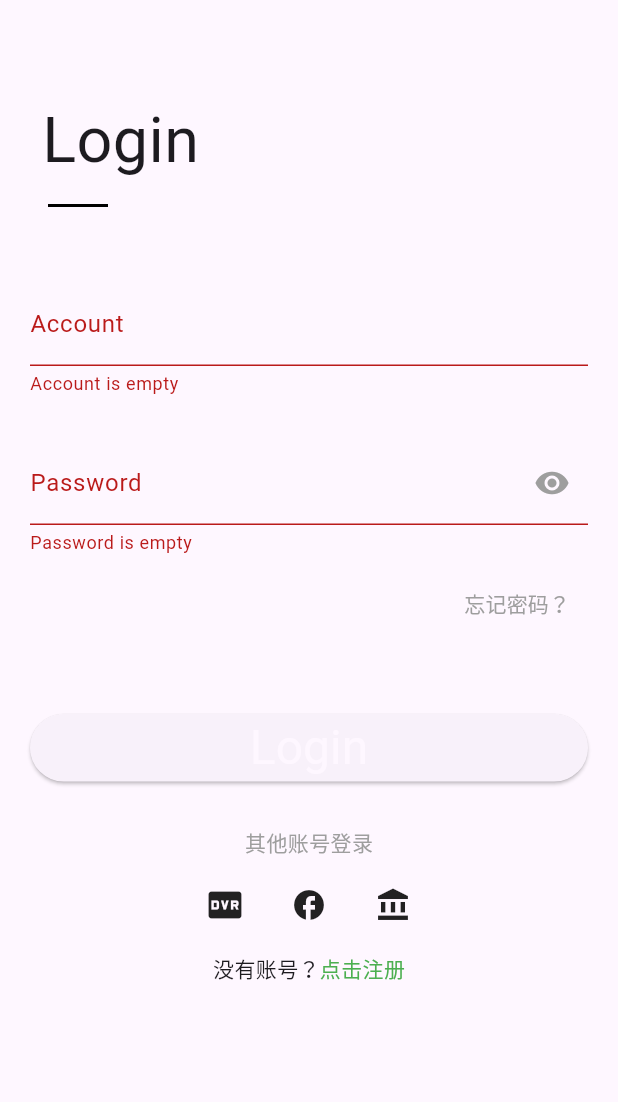
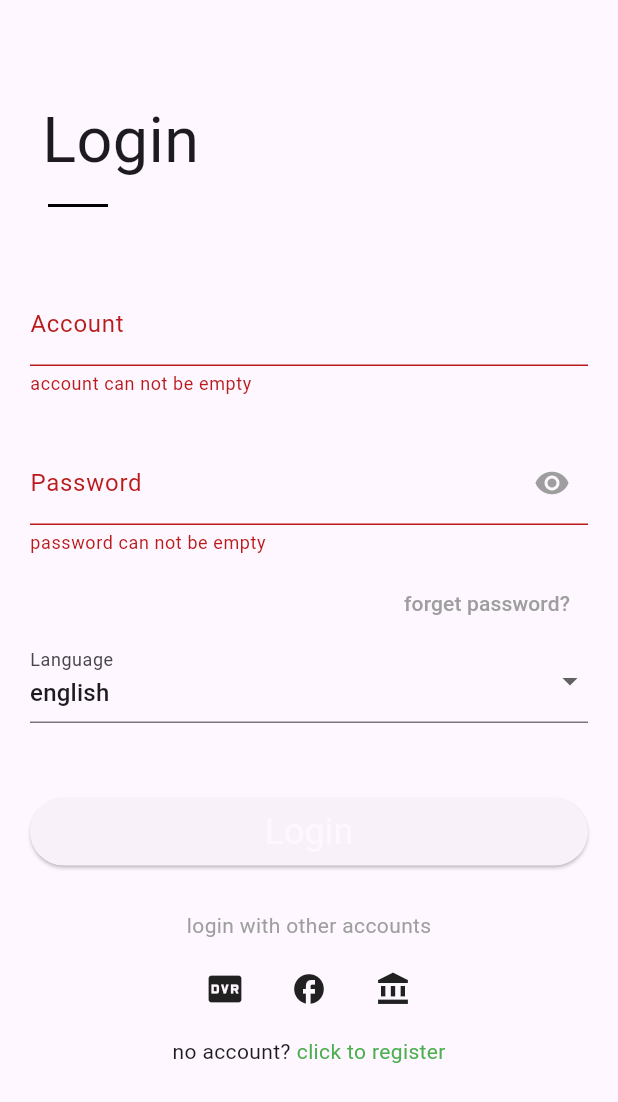
Before and after one commit to qianshipoi/QianShiChat.Client.Flutter, a Flutter app: the screen it shows after launch, after a tap on "Login", on a phone screen of 412 x 824 dp. Shown: the top 1102 px of the screen. Run offline on Flutter 3.47's test engine with Material 2 defaults, Android fonts, the phone set to English and light mode, and no system bars; our stand-ins replace connectivity_plus, dio, get, logger, photo_view, shared_preferences and 1 more; missing offline and left inert: signalr_netcore; accounts and stored records are empty.

Commit message:
feat: locale

```diff
--- a/lib/constants.dart
+++ b/lib/constants.dart
@@ -10,4 +10,5 @@ class ApiContants {
   static const apiBaseUrl = "${baseUrl}api/";
   static const signalrBaseUrl = "${baseUrl}Hubs/Chat";
   static String clientType = "flutter_${Platform.operatingSystem}";
+  static const accessTokenHeaderKey = "x-access-token";
 }
--- a/lib/locale/globalization.dart
+++ b/lib/locale/globalization.dart
@@ -1,3 +1,23 @@
 class Globalization {
+  static const String language = "language";
   static const String english = "english";
+  static const String otherAccountLogin = "otherAccountLogin";
+  static const String account = "account";
+  static const String password = "password";
+  static const String forgetPassword = "forgetPassword";
+  static const String login = "login";
+  static const String register = "register";
+  static const String noAccount = "noAccount";
+  static const String clickToRegister = "clickToRegister";
+
+  static const String accountCanNotBeEmpty = "accountCanNotBeEmpty";
+  static const String accountIsTooShort = "accountIsTooShort";
+  static const String passwordCanNotBeEmpty = "passwordCanNotBeEmpty";
+
+  static const String actionCancel = "actionCancel";
+
+  static const String error = "error";
+  static const String errorNetwork = "errorNetwork";
+  static const String errorAccountNoExistsOrIncorrectPassword =
+      "errorAccountNoExistsOrIncorrectPassword";
 }
--- a/lib/locale/locale_message.dart
+++ b/lib/locale/locale_message.dart
@@ -5,10 +5,43 @@ class LocaleMessage extends Translations {
   @override
   Map<String, Map<String, String>> get keys => {
         "en_US": {
+          Globalization.language: "Language",
           Globalization.english: "english",
+          Globalization.otherAccountLogin: "login with other accounts",
+          Globalization.account: "Account",
+          Globalization.login: "Login",
+          Globalization.forgetPassword: "forget password?",
+          Globalization.noAccount: "no account?",
+          Globalization.clickToRegister: "click to register",
+          Globalization.register: "Register",
+          Globalization.password: "Password",
+          Globalization.errorNetwork: "network error",
+          Globalization.errorAccountNoExistsOrIncorrectPassword:
+              "account not exists or incoreect password",
+          Globalization.accountCanNotBeEmpty: "account can not be empty",
+          Globalization.accountIsTooShort: "account is too short",
+          Globalization.passwordCanNotBeEmpty: "password can not be empty",
+          Globalization.actionCancel: "cancel",
+          Globalization.error: "Error",
         },
         "zh_CN": {
+          Globalization.language: "语言",
           Globalization.english: "英语",
+          Globalization.otherAccountLogin: "其他账号登录",
+          Globalization.account: "账号",
+          Globalization.login: "登录",
+          Globalization.forgetPassword: "忘记密码？",
+          Globalization.noAccount: "没有账号？",
+          Globalization.clickToRegister: "点击注册",
+          Globalization.register: "注册",
+          Globalization.password: "密码",
+          Globalization.errorNetwork: "网络异常",
+          Globalization.errorAccountNoExistsOrIncorrectPassword: "账号或密码错误",
+          Globalization.accountCanNotBeEmpty: "账号不能为空",
+          Globalization.accountIsTooShort: "账号太短",
+          Globalization.passwordCanNotBeEmpty: "密码不能为空",
+          Globalization.actionCancel: "取消",
+          Globalization.error: "错误",
         },
       };
 }
--- a/lib/main.dart
+++ b/lib/main.dart
@@ -106,7 +106,7 @@ class MyApp extends StatelessWidget {
         "/settings": (context) => const SettingsPage(),
       },
       translations: LocaleMessage(),
-      locale: const Locale('zh', 'CN'),
+      locale: Get.deviceLocale,
       fallbackLocale: const Locale('en', 'US'),
       theme: ThemeData(
         colorScheme: ColorScheme.fromSeed(seedColor: Colors.deepPurple),
--- a/lib/pages/login_page.dart
+++ b/lib/pages/login_page.dart
@@ -1,14 +1,14 @@
-import 'dart:convert';
-import 'dart:typed_data';
-
-import 'package:crypto/crypto.dart';
 import 'package:flutter/material.dart';
 import 'package:get/get.dart';
+
+import 'package:qianshi_chat/constants.dart';
+import 'package:qianshi_chat/locale/globalization.dart';
 import 'package:qianshi_chat/main.dart';
 import 'package:qianshi_chat/models/userinfo.dart';
 import 'package:qianshi_chat/pages/home_page.dart';
 import 'package:qianshi_chat/pages/register_page.dart';
 import 'package:qianshi_chat/providers/auth_provider.dart';
+import 'package:qianshi_chat/stores/index_controller.dart';
 
 class LoginPage extends StatefulWidget {
   const LoginPage({super.key});
@@ -37,6 +37,7 @@ class _LoginPageState extends State<LoginPage> {
       'icon': Icons.account_balance,
     }
   ];
+  final _indexController = Get.find<IndexController>();
 
   @override
   Widget build(BuildContext context) {
@@ -57,6 +58,7 @@ class _LoginPageState extends State<LoginPage> {
                 const SizedBox(height: 30),
                 buildPasswordTextField(context),
                 buildForgetPasswordText(context),
+                buildLanguageSelect(context),
                 const SizedBox(height: 50),
                 buildLoginButton(context),
                 const SizedBox(height: 30),
@@ -68,11 +70,11 @@ class _LoginPageState extends State<LoginPage> {
   }
 
   Widget buildTitle() {
-    return const Padding(
-      padding: EdgeInsets.all(8.0),
+    return Padding(
+      padding: const EdgeInsets.all(8.0),
       child: Text(
-        'Login',
-        style: TextStyle(fontSize: 42),
+        Globalization.login.tr,
+        style: const TextStyle(fontSize: 42),
       ),
     );
   }
@@ -93,13 +95,13 @@ class _LoginPageState extends State<LoginPage> {
 
   Widget buildAccountTextField() {
     return TextFormField(
-      decoration: const InputDecoration(labelText: 'Account'),
+      decoration: InputDecoration(labelText: Globalization.account.tr),
       validator: (v) {
         if (v!.trim().isEmpty) {
-          return 'Account is empty';
+          return Globalization.accountCanNotBeEmpty.tr;
         }
         if (v.length < 3) {
-          return 'Account is too short';
+          return Globalization.accountIsTooShort.tr;
         }
         return null;
       },
@@ -113,12 +115,12 @@ class _LoginPageState extends State<LoginPage> {
       onSaved: (v) => _password = v!,
       validator: (value) {
         if (value!.isEmpty) {
-          return 'Password is empty';
+          return Globalization.passwordCanNotBeEmpty.tr;
         }
         return null;
       },
       decoration: InputDecoration(
-          labelText: 'Password',
+          labelText: Globalization.password.tr,
           suffixIcon: IconButton(
               onPressed: () {
                 setState(() {
@@ -141,12 +143,10 @@ class _LoginPageState extends State<LoginPage> {
       child: Align(
         alignment: Alignment.centerRight,
         child: TextButton(
-          onPressed: () {
-            logger.i('忘记密码');
-          },
-          child: const Text(
-            '忘记密码？',
-            style: TextStyle(fontSize: 14, color: Colors.grey),
+          onPressed: () {},
+          child: Text(
+            Globalization.forgetPassword.tr,
+            style: const TextStyle(fontSize: 14, color: Colors.grey),
           ),
         ),
       ),
@@ -158,15 +158,9 @@ class _LoginPageState extends State<LoginPage> {
       height: 45,
       width: 270,
       child: ElevatedButton(
-        style: ButtonStyle(
-          // 设置圆角
-          shape: MaterialStateProperty.all(
-              const StadiumBorder(side: BorderSide(style: BorderStyle.none))),
-        ),
-        child: Text('Login',
-            style: Theme.of(context).primaryTextTheme.headlineLarge),
+        child: Text(Globalization.login.tr,
+            style: Theme.of(context).primaryTextTheme.headlineSmall),
         onPressed: () {
-          // 表单校验通过才会继续执行
           if ((_formKey.currentState as FormState).validate()) {
             (_formKey.currentState as FormState).save();
             _doLogin(context);
@@ -177,9 +171,9 @@ class _LoginPageState extends State<LoginPage> {
   }
 
   Widget buildOtherLoginText() {
-    return const Center(
-        child:
-            Text("其他账号登录", style: TextStyle(color: Colors.grey, fontSize: 14)));
+    return Center(
+        child: Text(Globalization.otherAccountLogin.tr,
+            style: const TextStyle(color: Colors.grey, fontSize: 14)));
   }
 
   Widget buildOtherMethod(BuildContext context) {
@@ -191,9 +185,10 @@ class _LoginPageState extends State<LoginPage> {
                     onPressed: () {
                       ScaffoldMessenger.of(context).showSnackBar(
                         SnackBar(
-                            content: Text('${item['title']}登录'),
+                            content:
+                                Text(item['title'] + Globalization.login.tr),
                             action: SnackBarAction(
-                              label: '取消',
+                              label: Globalization.actionCancel.tr,
                               onPressed: () {},
                             )),
                       );
@@ -211,11 +206,14 @@ class _LoginPageState extends State<LoginPage> {
     return Row(
       mainAxisAlignment: MainAxisAlignment.center,
       children: [
-        const Text('没有账号？'),
+        Text(Globalization.noAccount.tr),
+        const SizedBox(
+          width: 4,
+        ),
         GestureDetector(
-          child: const Text(
-            '点击注册',
-            style: TextStyle(color: Colors.green),
+          child: Text(
+            Globalization.clickToRegister.tr,
+            style: const TextStyle(color: Colors.green),
           ),
           onTap: () {
             Get.to(() => const RegisterPage());
@@ -229,28 +227,39 @@ class _LoginPageState extends State<LoginPage> {
     try {
       var response = await _authProvider.login(_account, _password);
       if (!response.isOk) {
-        Get.snackbar("Error", "账号或密码错误", backgroundColor: Colors.white);
-        return;
+        throw ErrorDescription(response.toString());
       }
       var result = response.body!;
       if (!result.succeeded) {
-        Get.snackbar("Error", "账号或密码错误", backgroundColor: Colors.white);
-        return;
+        throw ErrorDescription(response.toString());
       }
-      var token = response.headers!['x-access-token']!;
+      var token = response.headers![ApiContants.accessTokenHeaderKey]!;
       var user = UserInfo.fromMap(result.data);
       initLoginInfo(token, user);
       Get.off(() => const HomePage());
     } catch (e) {
       logger.e(e);
-      Get.snackbar("Error", "账号或密码错误", backgroundColor: Colors.white);
+      Get.snackbar(Globalization.error.tr,
+          Globalization.errorAccountNoExistsOrIncorrectPassword.tr,
+          backgroundColor: Theme.of(context).primaryColor);
     }
   }
 
-  ///使用md5加密
-  String generateMD5(String data) {
-    Uint8List content = const Utf8Encoder().convert(data);
-    Digest digest = md5.convert(content);
-    return digest.toString();
+  Widget buildLanguageSelect(BuildContext context) {
+    return DropdownButtonFormField<Language>(
+        decoration: InputDecoration(
+          labelText: Globalization.language.tr,
+        ),
+        value: _indexController.currentLanguage.value,
+        items: _indexController.languages
+            .map((e) => DropdownMenuItem<Language>(
+                  value: e,
+                  child: Text(e.displayName),
+                ))
+            .toList(),
+        onChanged: (val) {
+          if (val == null) return;
+          _indexController.currentLanguage.value = val;
+        });
   }
 }
--- a/lib/stores/chat_hub_controller.dart
+++ b/lib/stores/chat_hub_controller.dart
@@ -48,12 +48,14 @@ class ChatHubController extends GetxController {
   }
 
   Future<void> start() async {
+    if (isConnection.value) return;
     await _hubConnection.start();
     isConnection.value = true;
     logger.i("signalr连接成功");
   }
 
   Future<void> stop() async {
+    if (!isConnection.value) return;
     await _hubConnection.stop();
     isConnection.value = false;
     logger.i("signalr连接断开");
--- a/lib/stores/index_controller.dart
+++ b/lib/stores/index_controller.dart
@@ -1,15 +1,60 @@
+// ignore_for_file: public_member_api_docs, sort_constructors_first
+import 'dart:convert';
+
 import 'package:flutter/material.dart';
 import 'package:get/get.dart';
+
 import 'package:qianshi_chat/main.dart';
 import 'package:qianshi_chat/utils/sputils.dart';
 
 class IndexController extends GetxController {
   final useSystemTheme = true.obs;
   final useDarkTheme = false.obs;
+  final languages = [
+    Language(displayName: "english", languageCode: "en", countryCode: "US"),
+    Language(displayName: "简体中文", languageCode: "zh", countryCode: "CN")
+  ];
+  final currentLanguage = Rx<Language?>(null);
 
   @override
   void onInit() {
     super.onInit();
+    initTheme();
+    initLocale();
+  }
+
+  void initLocale() {
+    ever(currentLanguage, (callback) {
+      logger.i("locale: $callback");
+      if (callback == null) return;
+      var currentLocale = Get.locale;
+      if (currentLocale != null &&
+          currentLocale.languageCode == callback.languageCode &&
+          currentLocale.countryCode == callback.countryCode) {
+        return;
+      }
+
+      Get.updateLocale(Locale(callback.languageCode, callback.countryCode));
+      SpUtil().setJSON("current_locale", callback.toJson());
+    });
+
+    var localeMap = SpUtil().getJSON("current_locale");
+    if (localeMap == null) {
+      currentLanguage.value = languages.first;
+      return;
+    }
+    try {
+      var language = Language.fromJson(localeMap);
+      currentLanguage.value = languages.firstWhereOrNull((element) =>
+          element.languageCode == language.languageCode &&
+          element.countryCode == language.countryCode);
+    } catch (e) {
+      logger.e(e);
+      return;
+    }
+  }
+
+  void initTheme() {
     useSystemTheme.value = SpUtil().getBool("useSystemTheme") ?? true;
     useDarkTheme.value = SpUtil().getBool("useDarkTheme") ?? Get.isDarkMode;
     Get.changeThemeMode(useSystemTheme.value
@@ -37,13 +82,40 @@ class IndexController extends GetxController {
       }
     });
   }
+}
 
-  changeThemeMode(bool isDark) {
-    useDarkTheme.value = isDark;
-    if (useSystemTheme.value) {
-      useSystemTheme.value = false;
-    } else {
-      Get.changeThemeMode(isDark ? ThemeMode.dark : ThemeMode.light);
-    }
+class Language {
+  String displayName;
+  String languageCode;
+  String countryCode;
+  Language({
+    required this.displayName,
+    required this.languageCode,
+    required this.countryCode,
+  });
+
+  Map<String, dynamic> toMap() {
+    return <String, dynamic>{
+      'displayName': displayName,
+      'languageCode': languageCode,
+      'countryCode': countryCode,
+    };
   }
+
+  factory Language.fromMap(Map<String, dynamic> map) {
+    return Language(
+      displayName: map['displayName'] as String,
+      languageCode: map['languageCode'] as String,
+      countryCode: map['countryCode'] as String,
+    );
+  }
+
+  String toJson() => json.encode(toMap());
+
+  factory Language.fromJson(String source) =>
+      Language.fromMap(json.decode(source) as Map<String, dynamic>);
+
+  @override
+  String toString() =>
+      'Language(displayName: $displayName, languageCode: $languageCode, countryCode: $countryCode)';
 }
```
Also changed, not shown: lib/pages/home/my_page.dart (added, +72 -0 lines), lib/pages/home_page.dart (+14 -18 lines), lib/utils/sputils.dart (+8 -0 lines).
